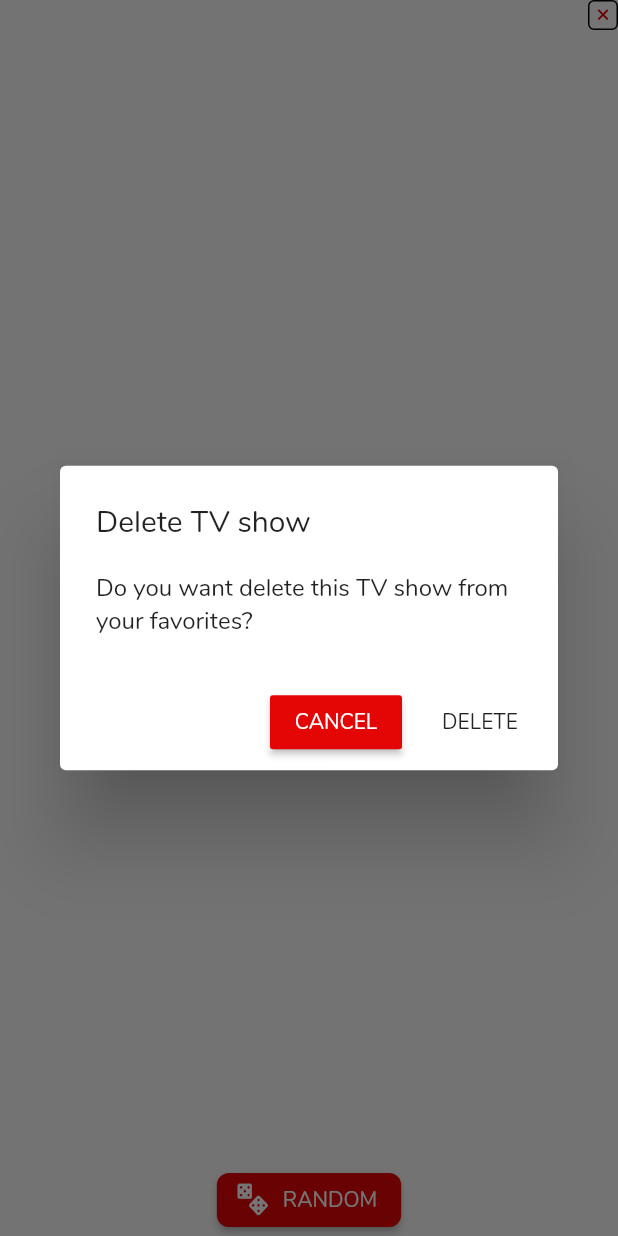
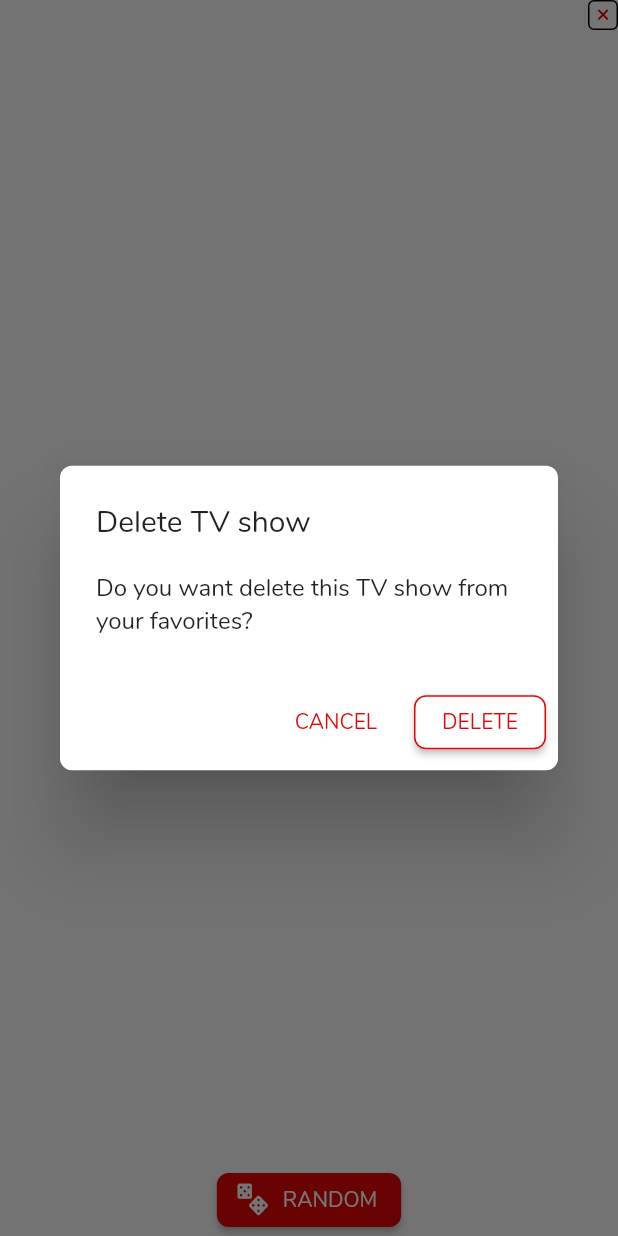
Before and after one commit to deandreamatias/tv-randshow, a Flutter app: the FavWidget widget shown alone on an empty page, opened directly with empty values, after a tap on an icon or button, on a phone screen of 412 x 824 dp. Run offline on Flutter 3.47's test engine with Material 2 defaults, Android fonts, the light colour scheme and no system bars; drawn by our look-alikes of cached_network_image; our stand-ins replace flutter_i18n, flutter_secure_storage, get_it, logger, sqflite; missing offline and left inert: flare_loading, flutter_pagewise; accounts and stored records are empty; generated files the repository leaves out were written again; network calls fail.

Commit message:
Fix UI dialog

```diff
--- a/lib/src/ui/widgets/fav_widget.dart
+++ b/lib/src/ui/widgets/fav_widget.dart
@@ -78,24 +78,30 @@
   Future<bool> _deleteConfirm(BuildContext context) async {
     return showDialog<bool>(
       context: context,
-      barrierDismissible: false,
       builder: (BuildContext context) {
         return AlertDialog(
+          shape:
+              RoundedRectangleBorder(borderRadius: BorderRadius.circular(8.0)),
           title:
               Text(FlutterI18n.translate(context, 'app.delete_dialog.title')),
           content: Text(
               FlutterI18n.translate(context, 'app.delete_dialog.subtitle')),
           actions: <Widget>[
-            RaisedButton(
-              textColor: StyleColor.WHITE,
-              color: StyleColor.PRIMARY,
+            FlatButton(
+              textColor: StyleColor.PRIMARY,
+              color: StyleColor.WHITE,
               child: Text(FlutterI18n.translate(
                   context, 'app.delete_dialog.button_cancel')),
               onPressed: () {
                 Navigator.of(context).pop(false);
               },
             ),
-            FlatButton(
+            RaisedButton(
+                shape: RoundedRectangleBorder(
+                    borderRadius: BorderRadius.circular(8.0),
+                    side: const BorderSide(color: StyleColor.PRIMARY)),
+                textColor: StyleColor.PRIMARY,
+                color: StyleColor.WHITE,
                 child: Text(FlutterI18n.translate(
                     context, 'app.delete_dialog.button_delete')),
                 onPressed: () {
```
